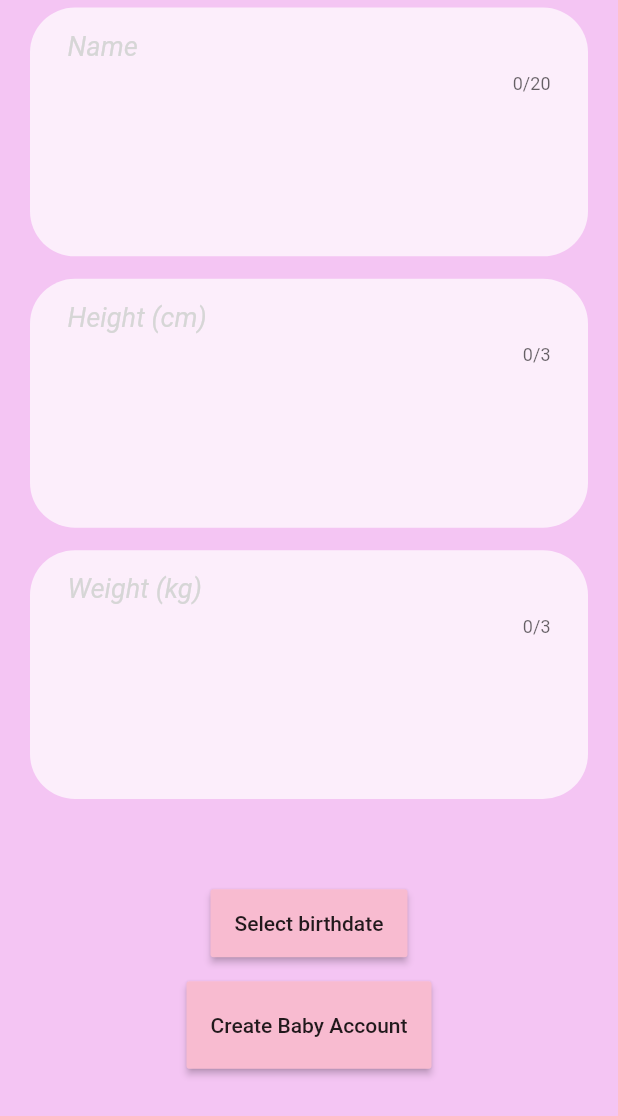
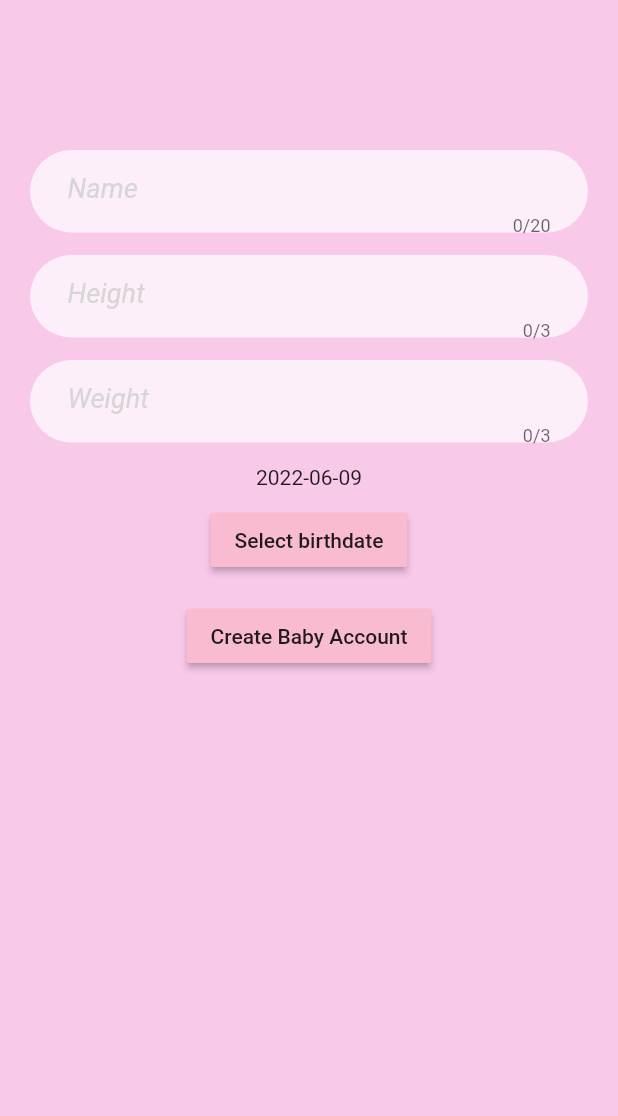
Before and after one commit to myanar7/Babify, a Flutter app: the NewBabyProfilePage screen opened directly, on a phone screen of 412 x 824 dp. Shown: the top 1116 px of the screen. Run offline on Flutter 3.47's test engine with Material 2 defaults, Android fonts, the light colour scheme and no system bars; our stand-ins replace audioplayers, flutter_datetime_picker, flutter_easyloading, flutter_riverpod, focused_menu, hooks_riverpod and 3 more; missing offline and left inert: age_calculator; accounts and stored records are empty.

Commit message:
Update new_baby_profile.dart

```diff
--- a/lib/View/new_baby_profile.dart
+++ b/lib/View/new_baby_profile.dart
@@ -55,31 +55,33 @@ class _NewBabyProfilePageState extends ConsumerState<NewBabyProfilePage> {
     ];
 
     return Scaffold(
-      backgroundColor: Color.fromARGB(255, 244, 197, 243),
+      backgroundColor: Color.fromARGB(255, 249, 201, 234),
+      resizeToAvoidBottomInset: false,
       body: Container(
         child: Padding(
           padding: const EdgeInsets.symmetric(
-            vertical: 5,
-            horizontal: 20,
+            vertical: 100,
+            horizontal: 20.0,
           ),
           child: Column(children: [
-            Expanded(flex: 2,child: userInput(nameController, 'Name', TextInputType.text)),
-            Expanded(flex:2 ,child: userInput(heightController, 'Height (cm)', TextInputType.number)),
-            Expanded(flex:2, child: userInput(weightController, 'Weight (kg)', TextInputType.number)),
-            Expanded(flex: 1, child: Column(
+            userInput(nameController, 'Name', TextInputType.text),
+            userInput(heightController, 'Height', TextInputType.number),
+            userInput(weightController, 'Weight', TextInputType.number),
+            Column(
               mainAxisSize: MainAxisSize.min,
               children: <Widget>[
-                Expanded(child: SizedBox(
+                Text("${selectedDate.toLocal()}".split(' ')[0]),
+                SizedBox(
                   height: 10.0,
-                )),
-                Expanded(child: RaisedButton(
+                ),
+                RaisedButton(
                   onPressed: () => _selectDate(context),
                   child: Text('Select birthdate'),
                   color: Colors.pink[100],
-                )),
+                ),
               ],
-            )),
-            Expanded(flex:1 ,child: Padding(
+            ),
+            Padding(
               padding: const EdgeInsets.all(16.0),
               child: Builder(
                 builder: (context) {
@@ -90,16 +92,16 @@ class _NewBabyProfilePageState extends ConsumerState<NewBabyProfilePage> {
                   );
                 },
               ),
-            )),
-            Expanded(flex:1, child: Center(
+            ),
+            Center(
                 child: Column(
               mainAxisAlignment: MainAxisAlignment.center,
               children: <Widget>[
-                Expanded(child: Padding(
+                Padding(
                   padding: EdgeInsets.all(16),
-                ),)
+                ),
               ],
-            )))
+            ))
           ]),
         ),
       ),
@@ -138,8 +140,6 @@ class _NewBabyProfilePageState extends ConsumerState<NewBabyProfilePage> {
   void submitBaby(BuildContext context) async {
     //print("hereee");
     // First make sure there is some information in the form.
-    // A dog needs a name, but may be location independent,
-    // so we'll only abandon the save if there's no name.
     if (nameController.text.isEmpty) {
       print('Baby needs a name!');
     } else {
```
